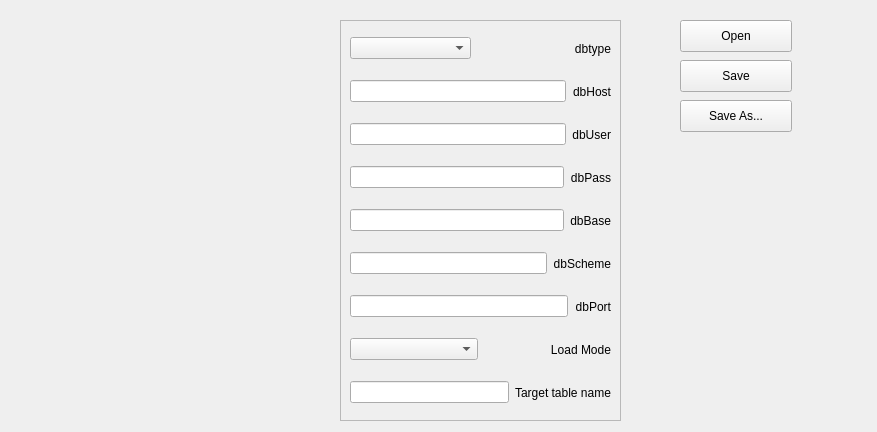
Qt form GUI/gui_qt/db_connect_editor.ui (dmitry-pedchenko/Designer_Etl) before a commit.
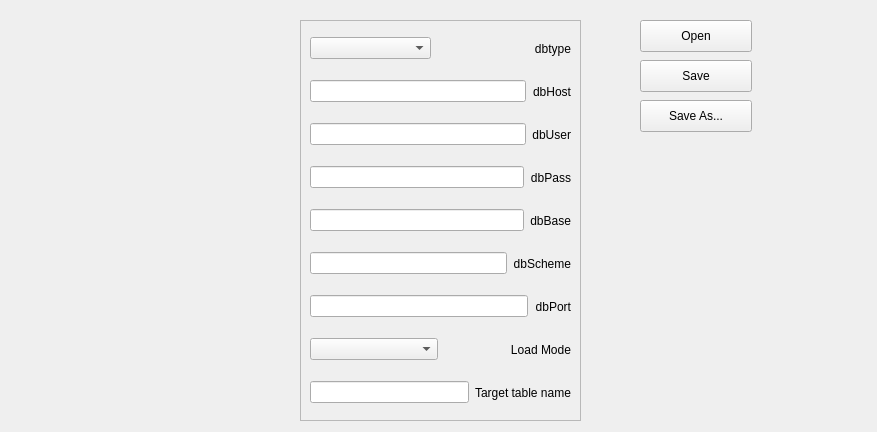
The same form after that commit.

Diff of the .ui file:
```diff
--- a/GUI/gui_qt/db_connect_editor.ui
+++ b/GUI/gui_qt/db_connect_editor.ui
@@ -16,7 +16,7 @@
   <widget class="QFrame" name="frame">
    <property name="geometry">
     <rect>
-     <x>340</x>
+     <x>300</x>
      <y>20</y>
      <width>281</width>
      <height>401</height>
@@ -259,7 +259,7 @@
   <widget class="QPushButton" name="pushButton_Open">
    <property name="geometry">
     <rect>
-     <x>680</x>
+     <x>640</x>
      <y>20</y>
      <width>112</width>
      <height>32</height>
@@ -272,7 +272,7 @@
   <widget class="QPushButton" name="pushButton_Save">
    <property name="geometry">
     <rect>
-     <x>680</x>
+     <x>640</x>
      <y>60</y>
      <width>112</width>
      <height>32</height>
@@ -285,7 +285,7 @@
   <widget class="QPushButton" name="pushButton_SaveAs">
    <property name="geometry">
     <rect>
-     <x>680</x>
+     <x>640</x>
      <y>100</y>
      <width>112</width>
      <height>32</height>
```
